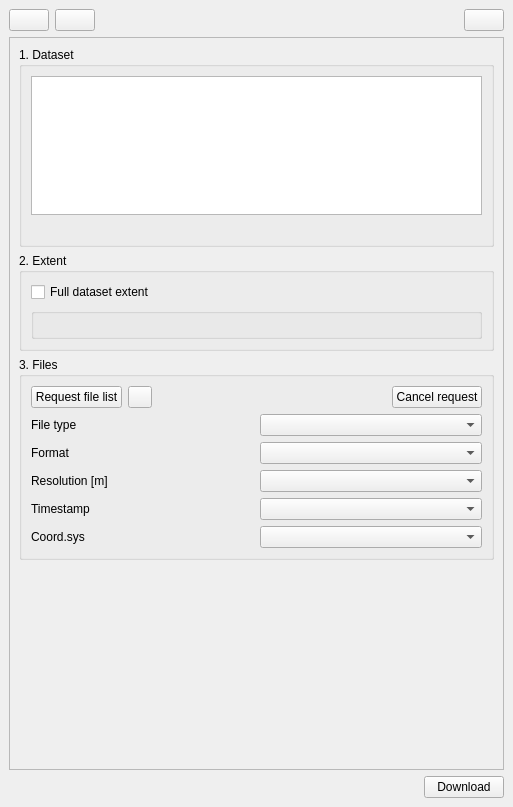
Qt form ui/sgd_dockwidget_base.ui (piMoll/swissgeodownloader) before a commit.
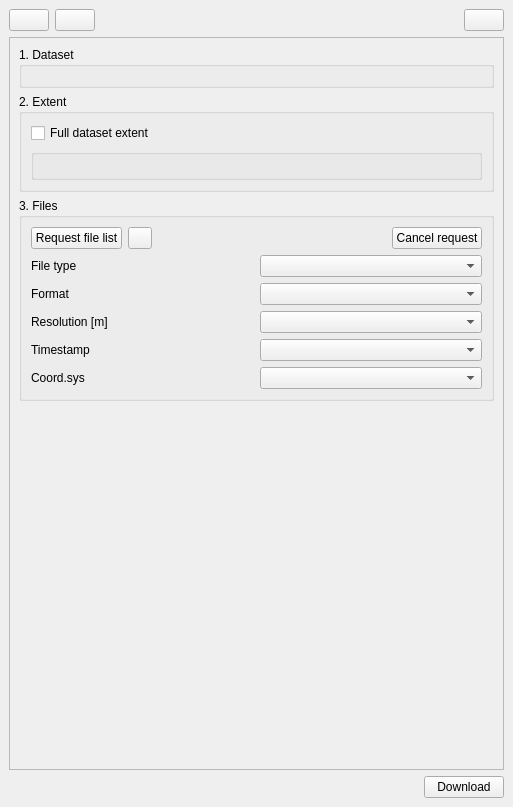
The same form after that commit. Icons and pictures are not drawn. Custom widgets are drawn as their Qt base class.

Commit message: Search bar for datasets

What changed in the file:
```diff
--- a/ui/sgd_dockwidget_base.ui
+++ b/ui/sgd_dockwidget_base.ui
@@ -183,39 +183,7 @@
             </property>
             <layout class="QVBoxLayout" name="verticalLayout_2">
              <item>
-              <widget class="QListWidget" name="guiDatasetList">
-               <property name="sizePolicy">
-                <sizepolicy hsizetype="Expanding" vsizetype="MinimumExpanding">
-                 <horstretch>0</horstretch>
-                 <verstretch>0</verstretch>
-                </sizepolicy>
-               </property>
-               <property name="minimumSize">
-                <size>
-                 <width>0</width>
-                 <height>85</height>
-                </size>
-               </property>
-               <property name="maximumSize">
-                <size>
-                 <width>16777215</width>
-                 <height>200</height>
-                </size>
-               </property>
-               <property name="sizeAdjustPolicy">
-                <enum>QAbstractScrollArea::AdjustToContentsOnFirstShow</enum>
-               </property>
-               <property name="alternatingRowColors">
-                <bool>false</bool>
-               </property>
-              </widget>
-             </item>
-             <item>
-              <widget class="QLabel" name="guiDatasetStatus">
-               <property name="text">
-                <string/>
-               </property>
-              </widget>
+              <layout class="QVBoxLayout" name="guiDatasets"/>
              </item>
             </layout>
            </widget>
```
The commit also changes 12 other files.
